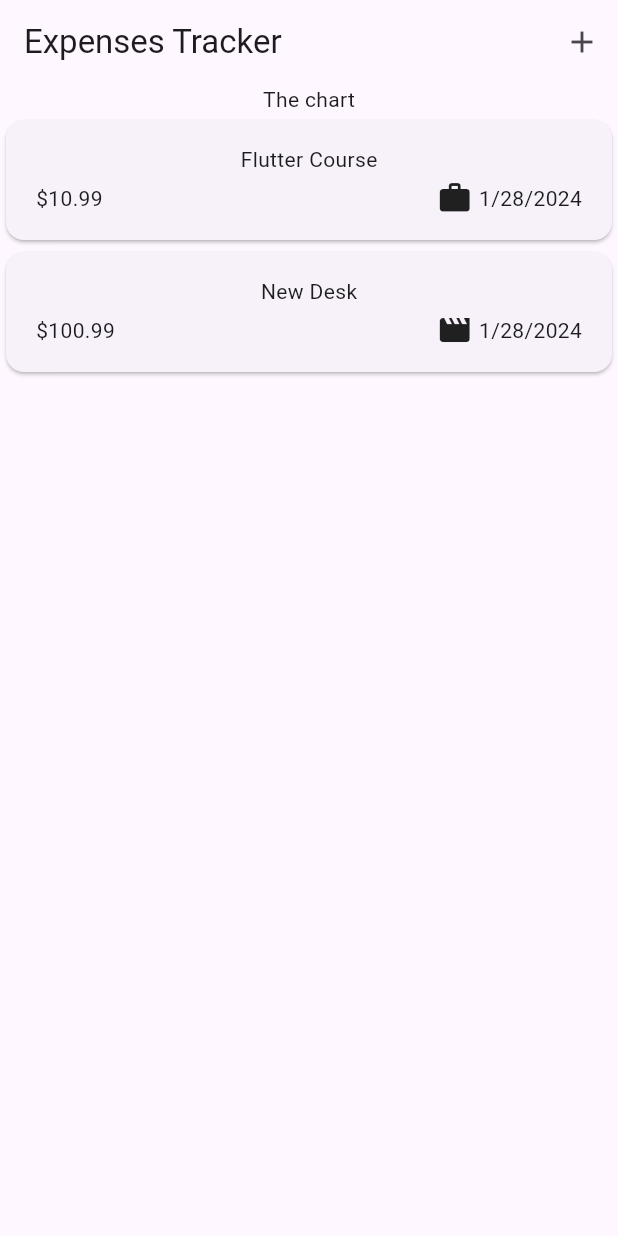
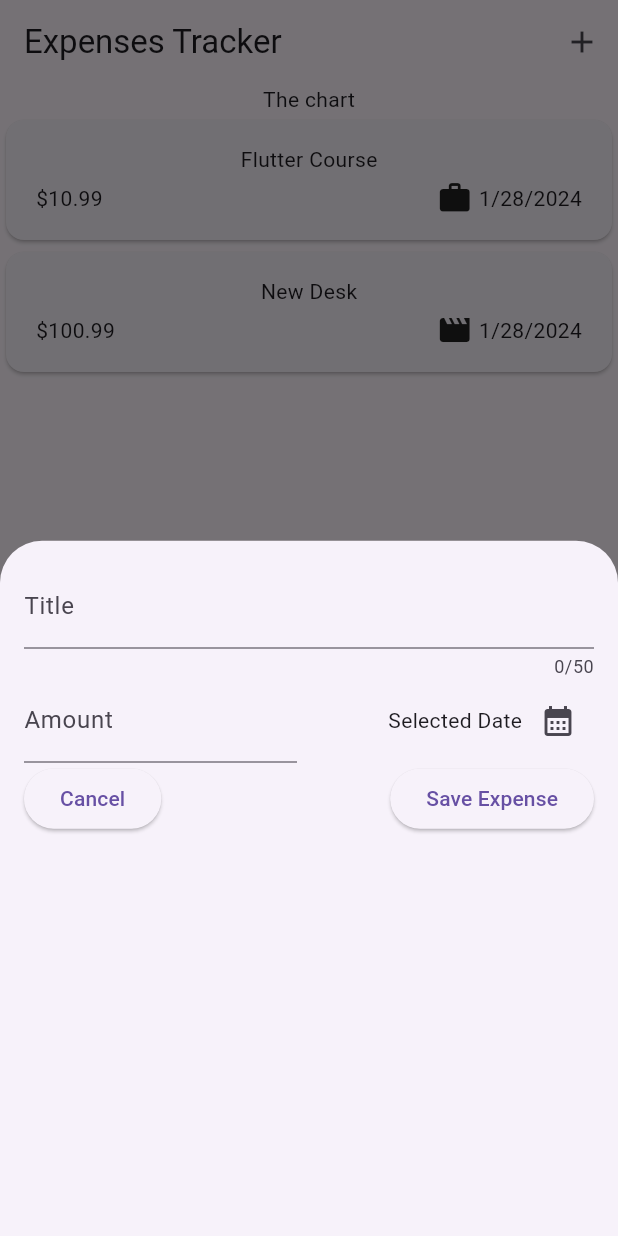
Before and after one commit to vishal-sah/expense_tracker, a Flutter app: the screen it shows after launch, after a tap on the "add" icon, on a phone screen of 412 x 824 dp. Run offline on Flutter 3.47's test engine with Material 3 defaults, Android fonts, the phone set to English and light mode, and no system bars.

Commit message:
Add NewExpense widget and open overlay when add button is pressed

```diff
--- a/lib/widgets/expenses.dart
+++ b/lib/widgets/expenses.dart
@@ -1,5 +1,6 @@
 import 'package:expense_tracker/widgets/expenses_list/expenses_list.dart';
 import 'package:expense_tracker/models/expense.dart';
+import 'package:expense_tracker/widgets/new_expense.dart';
 import 'package:flutter/material.dart';
 
 class Expenses extends StatefulWidget {
@@ -27,6 +28,13 @@ class _ExpenseState extends State<Expenses> {
     ),
   ];
 
+  void _openAddExpenseOverlay() {
+    showModalBottomSheet(
+      context: context,
+      builder: (ctx) => const NewExpense(),
+    );
+  }
+
   @override
   Widget build(BuildContext context) {
     return Scaffold(
@@ -34,7 +42,7 @@ class _ExpenseState extends State<Expenses> {
         title: const Text('Expenses Tracker'),
         actions: [
           IconButton(
-            onPressed: () {},
+            onPressed: _openAddExpenseOverlay,
             icon: const Icon(Icons.add),
           ),
         ],
--- /dev/null
+++ b/lib/widgets/new_expense.dart
@@ -0,0 +1,96 @@
+import 'package:flutter/material.dart';
+
+class NewExpense extends StatefulWidget {
+  const NewExpense({super.key});
+
+  @override
+  State<NewExpense> createState() {
+    return _NewExpenseState();
+  }
+}
+
+class _NewExpenseState extends State<NewExpense> {
+  final _titleController = TextEditingController();
+  final _amountController = TextEditingController();
+
+  void _presentDatePicker() {
+    final now = DateTime.now();
+    final firstDate = DateTime(now.year - 1, now.month, now.day);
+    final lastDate = DateTime(now.year + 1, now.month, now.day);
+    showDatePicker(
+      context: context,
+      initialDate: now,
+      firstDate: firstDate,
+      lastDate: lastDate,
+    );
+  }
+
+  @override
+  void dispose() {
+    _titleController.dispose();
+    _amountController.dispose();
+    super.dispose();
+  }
+
+  @override
+  Widget build(BuildContext context) {
+    return Padding(
+      padding: const EdgeInsets.all(16),
+      child: Column(
+        children: [
+          TextField(
+            controller: _titleController,
+            maxLength: 50,
+            decoration: const InputDecoration(labelText: 'Title'),
+          ),
+          Row(
+            children: [
+              Expanded(
+                child: TextField(
+                  controller: _amountController,
+                  decoration: const InputDecoration(
+                    prefixText: '\$ ',
+                    labelText: 'Amount',
+                  ),
+                  keyboardType: TextInputType.number,
+                ),
+              ),
+              const SizedBox(width: 16),
+              Expanded(
+                child: Row(
+                  mainAxisAlignment: MainAxisAlignment.end,
+                  crossAxisAlignment: CrossAxisAlignment.center,
+                  children: [
+                    const Text('Selected Date'),
+                    IconButton(
+                      onPressed: _presentDatePicker,
+                      icon: const Icon(Icons.calendar_month),
+                    ),
+                  ],
+                ),
+              ),
+            ],
+          ),
+          Row(
+            children: [
+              ElevatedButton(
+                onPressed: () {
+                  Navigator.pop(context);
+                },
+                child: const Text('Cancel'),
+              ),
+              const Spacer(),
+              ElevatedButton(
+                onPressed: () {
+                  print(_titleController.text);
+                  print(_amountController.text);
+                },
+                child: const Text('Save Expense'),
+              ),
+            ],
+          ),
+        ],
+      ),
+    );
+  }
+}
```
